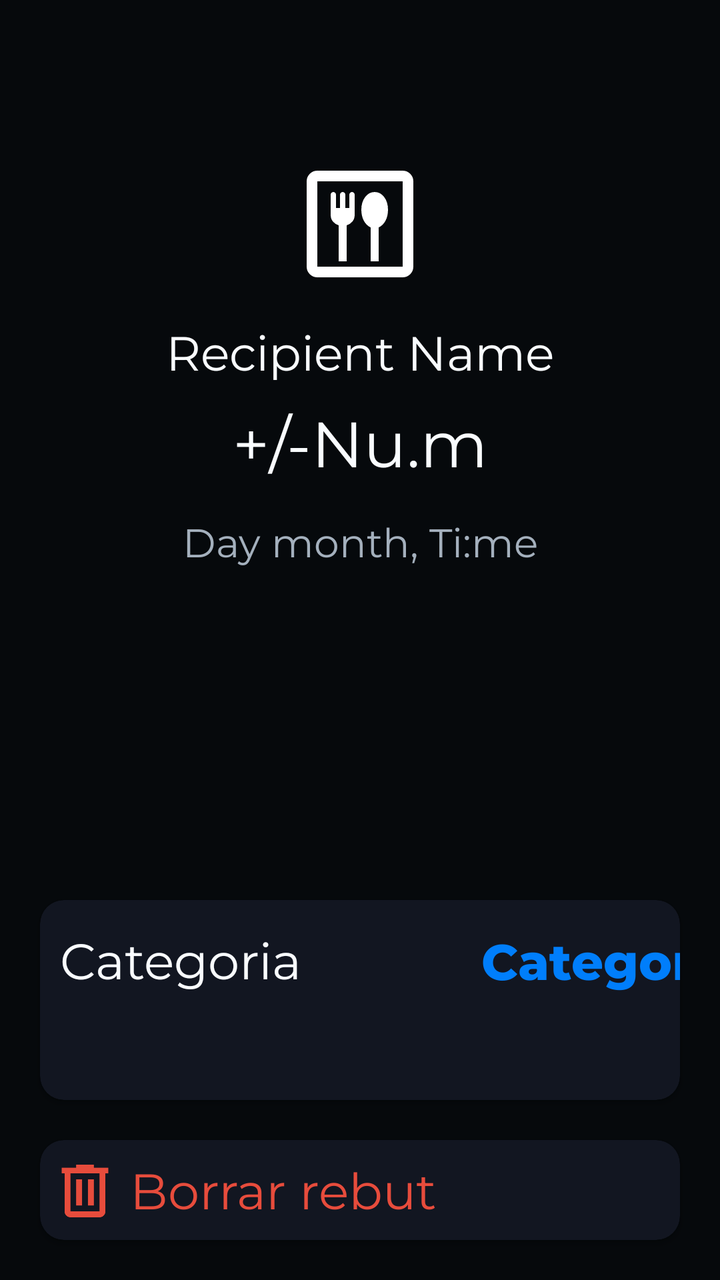
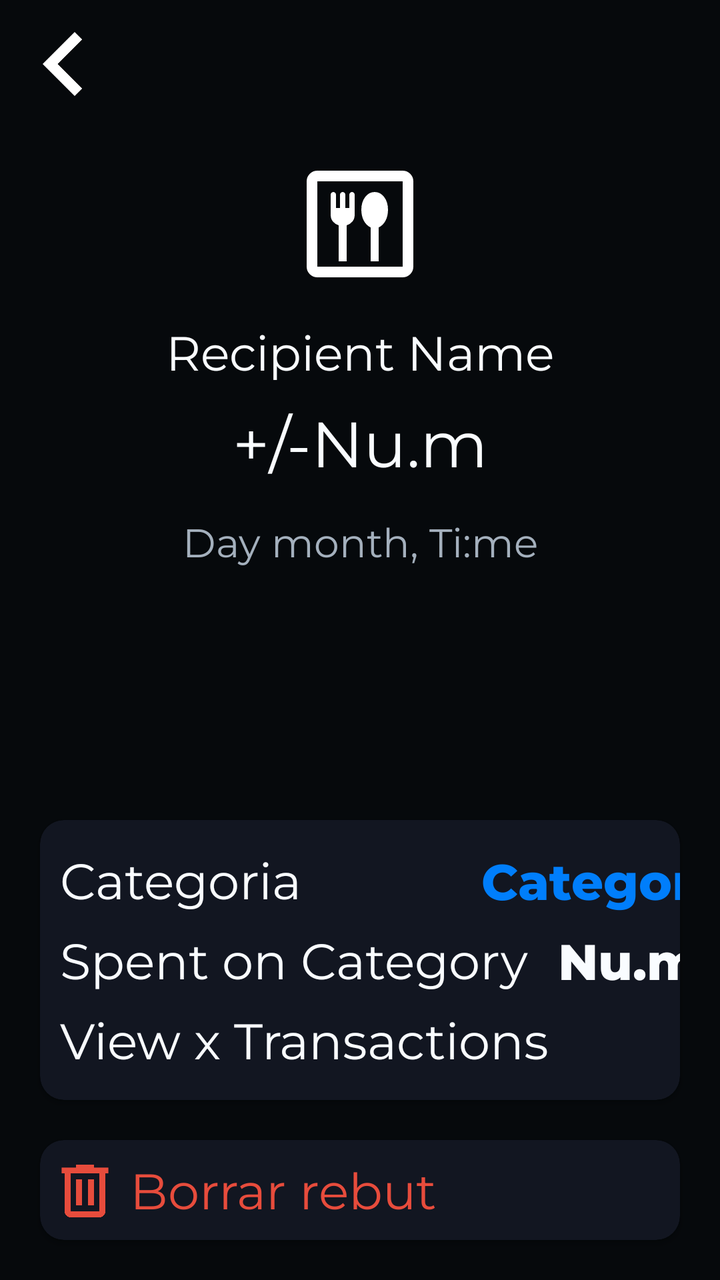

An Android layout rendered at two revisions. The XML below is the earlier revision; the diff shows what the commit changed to produce the second picture.
<!-- AndroidManifest.xml: application theme Theme.Gilded -->
<!-- res/layout/fragment_receipt_viewer.xml -->
<?xml version="1.0" encoding="utf-8"?>
<androidx.constraintlayout.widget.ConstraintLayout xmlns:android="http://schemas.android.com/apk/res/android"
    xmlns:tools="http://schemas.android.com/tools"
    android:layout_width="match_parent"
    android:layout_height="match_parent"
    xmlns:app="http://schemas.android.com/apk/res-auto"
    tools:context=".ReceiptViewerFragment"
    android:background="@color/black">

    <ImageView
        android:id="@+id/image"
        android:layout_width="64dp"
        android:layout_height="64dp"

        android:layout_marginTop="80dp"

        android:src="@drawable/dining"

        app:layout_constraintTop_toTopOf="parent"
        app:layout_constraintLeft_toLeftOf="parent"
        app:layout_constraintRight_toRightOf="parent"/>

    <TextView
        android:id="@+id/recipient"
        android:layout_width="200dp"
        android:layout_height="48dp"

        android:layout_marginTop="8dp"

        android:textSize="24sp"
        android:text="Recipient Name"
        android:gravity="center"

        app:layout_constraintTop_toBottomOf="@id/image"
        app:layout_constraintLeft_toLeftOf="parent"
        app:layout_constraintRight_toRightOf="parent"
        />

    <TextView
        android:id="@+id/amount"
        android:layout_width="150dp"
        android:layout_height="48dp"

        android:textSize="32sp"
        android:text="+/-Nu.m€"
        android:gravity="center"

        app:layout_constraintTop_toBottomOf="@id/recipient"
        app:layout_constraintLeft_toLeftOf="parent"
        app:layout_constraintRight_toRightOf="parent"
        />

    <TextView
        android:id="@+id/timestamp"
        android:layout_width="200dp"
        android:layout_height="30dp"

        android:layout_marginTop="8dp"

        android:textSize="20dp"
        android:text="Day month, Ti:me"
        android:gravity="center"

        android:textColor="@color/grey"

        app:layout_constraintTop_toBottomOf="@id/amount"
        app:layout_constraintLeft_toLeftOf="parent"
        app:layout_constraintRight_toRightOf="parent"
        />

    <androidx.cardview.widget.CardView
        android:layout_width="match_parent"
        android:layout_height="100dp"

        android:backgroundTint="@color/black_tonal1"

        android:layout_marginBottom="20dp"
        android:layout_marginLeft="20dp"
        android:layout_marginRight="20dp"

        app:cardCornerRadius="12dp"

        app:layout_constraintBottom_toTopOf="@id/delete">

        <TextView
            android:layout_width="150dp"
            android:layout_height="40dp"

            android:gravity="start|center"
            android:text="@string/category"
            android:textSize="25sp"

            android:layout_marginLeft="10dp"
            android:layout_marginTop="10dp"/>

        <Button
            android:layout_width="200dp"
            android:layout_height="40dp"

            android:background="none"

            android:layout_marginLeft="160dp"
            android:layout_marginTop="10dp"/>

        <TextView
            android:layout_width="200dp"
            android:layout_height="40dp"

            android:gravity="end|center"
            android:text="@string/category"
            android:textSize="25sp"

            android:layout_marginLeft="150dp"
            android:layout_marginTop="10dp"
            android:textColor="@color/blue"
            android:fontFamily="@font/montserrat_extrabold"/>

    </androidx.cardview.widget.CardView>

    <androidx.cardview.widget.CardView
        android:id="@+id/delete"
        android:layout_width="match_parent"
        android:layout_height="50dp"

        android:backgroundTint="@color/black_tonal1"

        android:layout_marginBottom="20dp"
        android:layout_marginLeft="20dp"
        android:layout_marginRight="20dp"

        app:cardCornerRadius="12dp"

        app:layout_constraintBottom_toBottomOf="parent">

    <ImageView
        android:layout_width="35dp"
        android:layout_height="35dp"

        android:src="@drawable/delete"

        android:layout_marginTop="8dp"
        android:layout_marginLeft="5dp"

        app:tint="@color/red" />

        <TextView
            android:layout_width="200dp"
            android:layout_height="40dp"

            android:textSize="25sp"
            android:text="@string/delete_receipt"
            android:textColor="@color/red"
            android:gravity="start|center"

            android:layout_marginTop="5dp"
            android:layout_marginLeft="45dp"

            app:layout_constraintTop_toBottomOf="@id/recipient"
            app:layout_constraintLeft_toLeftOf="parent"
            app:layout_constraintRight_toRightOf="parent"
            />

    </androidx.cardview.widget.CardView>


</androidx.constraintlayout.widget.ConstraintLayout>
<!-- resources referenced by this layout -->
<resources>
  <color name="black">#06090C</color>
  <color name="black_tonal1">#121621</color>
  <color name="blue">#007EFB</color>
  <color name="grey">#A4B0BD</color>
  <color name="red">#E74C3C</color>
  <!-- drawable delete (drawable) -->
  <vector xmlns:android="http://schemas.android.com/apk/res/android" xmlns:aapt="http://schemas.android.com/aapt"
      android:viewportWidth="960"
      android:viewportHeight="960"
      android:width="24dp"
      android:height="24dp">
      <group
          android:translateX="-0"
          android:translateY="960">
          <path
              android:pathData="M280 -120q-33 0 -56.5 -23.5T200 -200v-520h-40v-80h200v-40h240v40h200v80h-40v520q0 33 -23.5 56.5T680 -120H280Zm400 -600H280v520h400v-520ZM360 -280h80v-360h-80v360Zm160 0h80v-360h-80v360ZM280 -720v520 -520Z"
              android:fillColor="#E3E3E3" />
      </group>
  </vector>
  <!-- drawable dining (drawable) -->
  <vector xmlns:android="http://schemas.android.com/apk/res/android" android:height="24dp" android:tint="#FFFFFF" android:viewportHeight="960" android:viewportWidth="960" android:width="24dp">
        
      <path android:fillColor="@android:color/white" android:pathData="M320,760L380,760L380,490Q406,482 423,461.5Q440,441 440,412L440,260Q440,252 434,246Q428,240 420,240Q412,240 406,246Q400,252 400,260L400,360L370,360L370,260Q370,252 364,246Q358,240 350,240Q342,240 336,246Q330,252 330,260L330,360L300,360L300,260Q300,252 294,246Q288,240 280,240Q272,240 266,246Q260,252 260,260L260,412Q260,441 277,461.5Q294,482 320,490L320,760ZM560,760L620,760L620,506Q653,490 671.5,455Q690,420 690,373Q690,316 661.5,278Q633,240 590,240Q547,240 518.5,278Q490,316 490,373Q490,420 508.5,455Q527,490 560,506L560,760ZM160,880Q127,880 103.5,856.5Q80,833 80,800L80,160Q80,127 103.5,103.5Q127,80 160,80L800,80Q833,80 856.5,103.5Q880,127 880,160L880,800Q880,833 856.5,856.5Q833,880 800,880L160,880ZM160,800L800,800Q800,800 800,800Q800,800 800,800L800,160Q800,160 800,160Q800,160 800,160L160,160Q160,160 160,160Q160,160 160,160L160,800Q160,800 160,800Q160,800 160,800ZM160,800L160,800Q160,800 160,800Q160,800 160,800L160,160Q160,160 160,160Q160,160 160,160L160,160Q160,160 160,160Q160,160 160,160L160,800Q160,800 160,800Q160,800 160,800Z"/>
      
  </vector>
  <string name="category">Categoria</string>
  <string name="delete_receipt">Borrar rebut</string>
  <style name="Theme.Gilded" parent="Base.Theme.Gilded" />
  <style name="Base.Theme.Gilded" parent="Theme.Material3.DayNight.NoActionBar">
          
          
          <item name="android:fontFamily">@font/montserrat</item>
          <item name="android:textColor">@color/white</item>
      </style>
  <color name="white">#F9FCFF</color>
</resources>

<!-- the commit's change to res/layout/fragment_receipt_viewer.xml (unified diff, before → after) -->
@@ -20,6 +20,27 @@
         app:layout_constraintLeft_toLeftOf="parent"
         app:layout_constraintRight_toRightOf="parent"/>
 
+    <ImageButton
+        android:id="@+id/go_back"
+        android:layout_width="64dp"
+        android:layout_height="64dp"
+
+        android:background="@android:color/transparent"
+
+        app:layout_constraintTop_toTopOf="parent"
+        app:layout_constraintLeft_toLeftOf="parent"
+        />
+
+    <ImageView
+        android:layout_width="64dp"
+        android:layout_height="64dp"
+
+        android:src="@drawable/left"
+
+        app:layout_constraintTop_toTopOf="parent"
+        app:layout_constraintLeft_toLeftOf="parent"
+        />
+
     <TextView
         android:id="@+id/recipient"
         android:layout_width="200dp"
@@ -70,7 +91,7 @@
 
     <androidx.cardview.widget.CardView
         android:layout_width="match_parent"
-        android:layout_height="100dp"
+        android:layout_height="140dp"
 
         android:backgroundTint="@color/black_tonal1"
 
@@ -97,7 +118,7 @@
             android:layout_width="200dp"
             android:layout_height="40dp"
 
-            android:background="none"
+            android:background="@android:color/transparent"
 
             android:layout_marginLeft="160dp"
             android:layout_marginTop="10dp"/>
@@ -115,6 +136,61 @@
             android:textColor="@color/blue"
             android:fontFamily="@font/montserrat_extrabold"/>
 
+        <TextView
+            android:layout_width="250dp"
+            android:layout_height="40dp"
+
+            android:gravity="start|center"
+            android:text="Spent on Category"
+            android:textSize="25sp"
+
+            android:layout_marginLeft="10dp"
+            android:layout_marginTop="50dp"/>
+
+        <TextView
+            android:layout_width="200dp"
+            android:layout_height="40dp"
+
+            android:gravity="end|center"
+            android:text="Nu.m€"
+            android:textSize="25sp"
+
+            android:layout_marginLeft="150dp"
+            android:layout_marginTop="50dp"
+            android:textColor="@color/white"
+            android:fontFamily="@font/montserrat_extrabold"/>
+
+        <Button
+            android:layout_width="match_parent"
+            android:layout_height="40dp"
+
+            android:background="@android:color/transparent"
+
+            android:layout_marginLeft="0dp"
+            android:layout_marginTop="90dp"/>
+
+        <TextView
+            android:layout_width="300dp"
+            android:layout_height="40dp"
+
+            android:gravity="start|center"
+            android:text="View x Transactions"
+            android:textSize="25sp"
+
+            android:layout_marginLeft="10dp"
+            android:layout_marginTop="90dp"/>
+
+        <ImageView
+            android:layout_width="40dp"
+            android:layout_height="40dp"
+
+            android:layout_marginLeft="310dp"
+            android:layout_marginTop="90dp"
+
+            android:src="@drawable/right"
+
+            app:tint="@color/white" />
+
     </androidx.cardview.widget.CardView>
 
     <androidx.cardview.widget.CardView
@@ -132,16 +208,16 @@
 
         app:layout_constraintBottom_toBottomOf="parent">
 
-    <ImageView
-        android:layout_width="35dp"
-        android:layout_height="35dp"
-
-        android:src="@drawable/delete"
-
-        android:layout_marginTop="8dp"
-        android:layout_marginLeft="5dp"
-
-        app:tint="@color/red" />
+        <ImageView
+            android:layout_width="35dp"
+            android:layout_height="35dp"
+
+            android:layout_marginLeft="5dp"
+
+            android:layout_marginTop="8dp"
+            android:src="@drawable/delete"
+
+            app:tint="@color/red" />
 
         <TextView
             android:layout_width="200dp"
<!-- resource entries referenced after the edit -->
@@ -5,6 +5,7 @@
   <color name="blue">#007EFB</color>
   <color name="grey">#A4B0BD</color>
   <color name="red">#E74C3C</color>
+  <color name="white">#F9FCFF</color>
   <!-- drawable delete (drawable) -->
   <vector xmlns:android="http://schemas.android.com/apk/res/android" xmlns:aapt="http://schemas.android.com/aapt"
       android:viewportWidth="960"
@@ -25,6 +26,18 @@
       <path android:fillColor="@android:color/white" android:pathData="M320,760L380,760L380,490Q406,482 423,461.5Q440,441 440,412L440,260Q440,252 434,246Q428,240 420,240Q412,240 406,246Q400,252 400,260L400,360L370,360L370,260Q370,252 364,246Q358,240 350,240Q342,240 336,246Q330,252 330,260L330,360L300,360L300,260Q300,252 294,246Q288,240 280,240Q272,240 266,246Q260,252 260,260L260,412Q260,441 277,461.5Q294,482 320,490L320,760ZM560,760L620,760L620,506Q653,490 671.5,455Q690,420 690,373Q690,316 661.5,278Q633,240 590,240Q547,240 518.5,278Q490,316 490,373Q490,420 508.5,455Q527,490 560,506L560,760ZM160,880Q127,880 103.5,856.5Q80,833 80,800L80,160Q80,127 103.5,103.5Q127,80 160,80L800,80Q833,80 856.5,103.5Q880,127 880,160L880,800Q880,833 856.5,856.5Q833,880 800,880L160,880ZM160,800L800,800Q800,800 800,800Q800,800 800,800L800,160Q800,160 800,160Q800,160 800,160L160,160Q160,160 160,160Q160,160 160,160L160,800Q160,800 160,800Q160,800 160,800ZM160,800L160,800Q160,800 160,800Q160,800 160,800L160,160Q160,160 160,160Q160,160 160,160L160,160Q160,160 160,160Q160,160 160,160L160,800Q160,800 160,800Q160,800 160,800Z"/>
       
   </vector>
+  <!-- drawable left (drawable) -->
+  <vector xmlns:android="http://schemas.android.com/apk/res/android" android:autoMirrored="true" android:height="24dp" android:tint="#FFFFFF" android:viewportHeight="960" android:viewportWidth="960" android:width="24dp">
+        
+      <path android:fillColor="@android:color/white" android:pathData="M560,720L320,480L560,240L616,296L432,480L616,664L560,720Z"/>
+      
+  </vector>
+  <!-- drawable right (drawable) -->
+  <vector xmlns:android="http://schemas.android.com/apk/res/android" android:autoMirrored="true" android:height="24dp" android:tint="#FFFFFF" android:viewportHeight="960" android:viewportWidth="960" android:width="24dp">
+        
+      <path android:fillColor="@android:color/white" android:pathData="M504,480L320,296L376,240L616,480L376,720L320,664L504,480Z"/>
+      
+  </vector>
   <string name="category">Categoria</string>
   <string name="delete_receipt">Borrar rebut</string>
   <style name="Theme.Gilded" parent="Base.Theme.Gilded" />
@@ -34,6 +47,5 @@
           <item name="android:fontFamily">@font/montserrat</item>
           <item name="android:textColor">@color/white</item>
       </style>
-  <color name="white">#F9FCFF</color>
 </resources>
 
